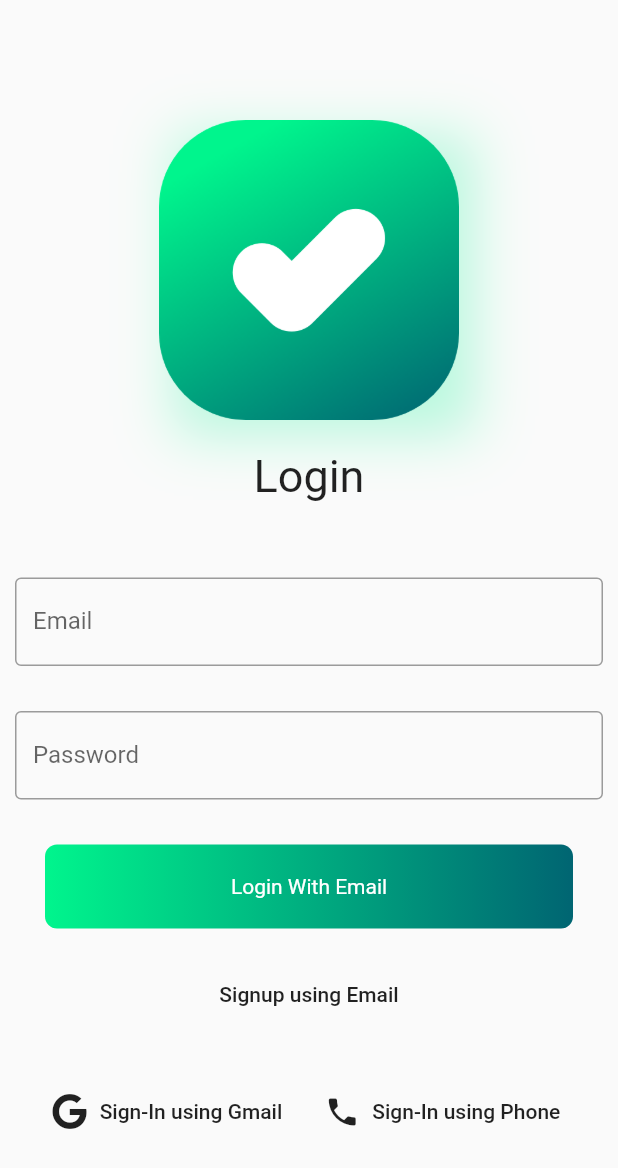
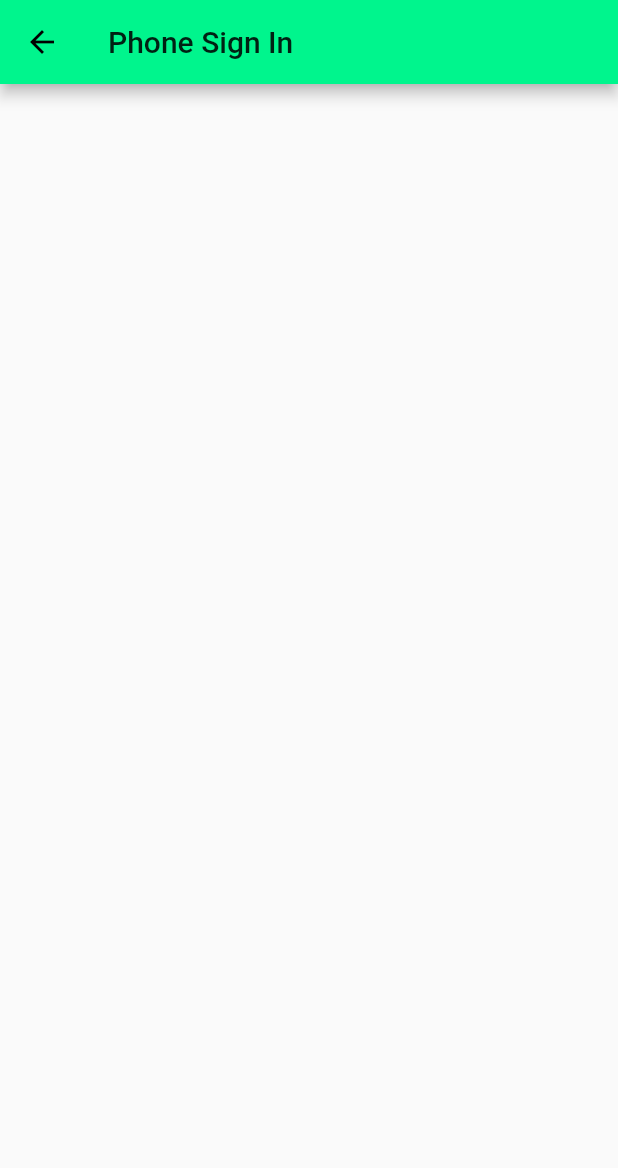
Before and after one commit to EhsanTgv/MyTasks, a Flutter app: the screen it shows after launch, after a tap on "Sign-In using Phone", on a phone screen of 412 x 824 dp. Shown: the top 1168 px of the screen. Run offline on Flutter 3.47's test engine with Material 2 defaults, Android fonts, the phone set to English and light mode, and no system bars; our stand-ins replace firebase_auth, font_awesome_flutter, google_sign_in; accounts and stored records are empty.

Commit message:
Implement PhoneSignInScreen class

```diff
--- a/lib/screens/login_screen.dart
+++ b/lib/screens/login_screen.dart
@@ -4,6 +4,7 @@ import 'package:font_awesome_flutter/font_awesome_flutter.dart';
 import 'package:google_sign_in/google_sign_in.dart';
 import 'package:mytask/config/config.dart';
 import 'package:mytask/screens/email_pass_signup.dart';
+import 'package:mytask/screens/phone_signin_screen.dart';
 
 class LoginScreen extends StatefulWidget {
   @override
@@ -239,7 +240,12 @@ class _LoginScreenState extends State<LoginScreen> {
                     label: Text("Sign-In using Gmail"),
                   ),
                   FlatButton.icon(
-                      onPressed: () {},
+                      onPressed: () {
+                        Navigator.push(
+                            context,
+                            MaterialPageRoute(
+                                builder: (context) => PhoneSignInScreen()));
+                      },
                       icon: Icon(Icons.phone),
                       label: Text("Sign-In using Phone"))
                 ],
--- /dev/null
+++ b/lib/screens/phone_signin_screen.dart
@@ -0,0 +1,15 @@
+import 'package:flutter/material.dart';
+
+class PhoneSignInScreen extends StatefulWidget {
+  @override
+  _PhoneSignInScreenState createState() => _PhoneSignInScreenState();
+}
+
+class _PhoneSignInScreenState extends State<PhoneSignInScreen> {
+  @override
+  Widget build(BuildContext context) {
+    return Scaffold(
+      appBar: AppBar(title: Text("Phone Sign In"),),
+    );
+  }
+}
```
